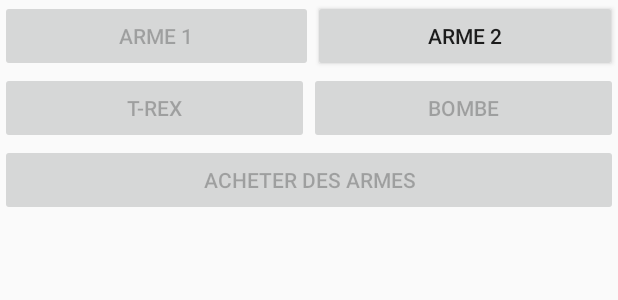
After one commit to ElsaH/TheWalkingSuricate_android, an Android app: the layout game.xml on its own in the app's theme, with its tools: preview values and no code run, on a phone screen of 412 x 824 dp. The commit adds this screen. Shown: the top 300 px of the screen. Run offline under Robolectric (Android 15) with nearby library versions, the phone set to English and light mode, and no system bars.

Commit message:
Button sur l'écran

```diff
--- /dev/null
+++ b/app/src/main/res/layout/game.xml
@@ -0,0 +1,61 @@
+<?xml version="1.0" encoding="utf-8"?>
+<LinearLayout xmlns:android="http://schemas.android.com/apk/res/android"
+    xmlns:app="http://schemas.android.com/apk/res-auto"
+    android:layout_width="match_parent"
+    android:layout_height="match_parent"
+    android:orientation="vertical">
+
+
+    <LinearLayout
+        android:orientation="horizontal"
+        android:layout_width="match_parent"
+        android:layout_height="wrap_content">
+
+        <Button
+            android:text="Arme 1"
+            android:layout_width="wrap_content"
+            android:layout_height="wrap_content"
+            android:id="@+id/arme1"
+            android:layout_weight="1"
+            android:enabled="false" />
+
+        <Button
+            android:text="Arme 2"
+            android:layout_width="wrap_content"
+            android:layout_height="wrap_content"
+            android:id="@+id/arme2"
+            android:layout_weight="0.95"
+            android:visibility="visible" />
+    </LinearLayout>
+
+    <LinearLayout
+        android:orientation="horizontal"
+        android:layout_width="match_parent"
+        android:layout_height="wrap_content">
+
+        <Button
+            android:text="T-REX"
+            android:layout_width="wrap_content"
+            android:layout_height="wrap_content"
+            android:id="@+id/trex"
+            android:layout_weight="1"
+            android:enabled="false" />
+
+        <Button
+            android:text="Bombe"
+            android:layout_width="wrap_content"
+            android:layout_height="wrap_content"
+            android:id="@+id/bombe"
+            android:layout_weight="1"
+            android:enabled="false" />
+
+    </LinearLayout>
+
+    <Button
+        android:text="Acheter des armes"
+        android:layout_width="match_parent"
+        android:layout_height="wrap_content"
+        android:id="@+id/achat"
+        android:elevation="0dp"
+        android:enabled="false" />
+</LinearLayout>
```
Also changed, not shown: app/src/main/java/helies/elsa/thewalkingsuricate/Dessins.java (+82 -22 lines), app/src/main/java/helies/elsa/thewalkingsuricate/GameLoop.java (added, +56 -0 lines), app/src/main/res/layout/content_main.xml (+5 -4 lines), app/src/main/res/layout/positions.xml (+5 -42 lines).
